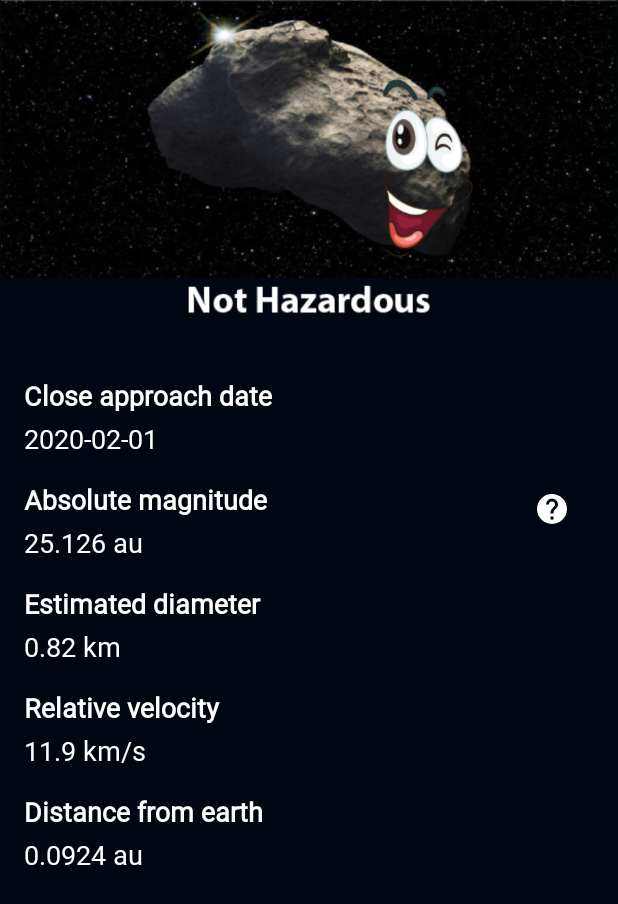
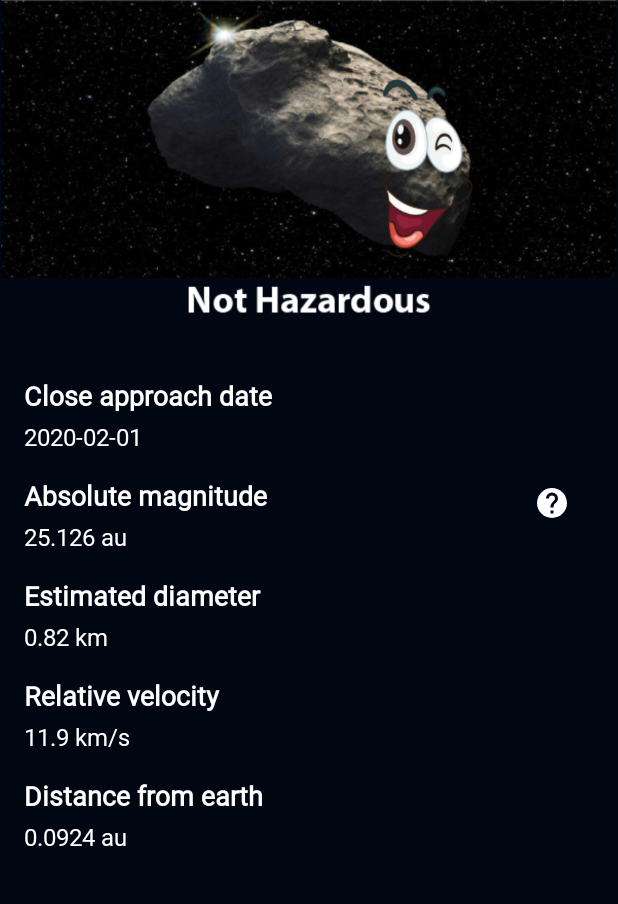
Before and after one commit to theKeval/AstroidRadar, an Android app: the layout fragment_detail.xml on its own in the app's theme, with its tools: preview values and no code run, on a phone screen of 412 x 824 dp. Shown: the top 904 px of the screen. Run offline under Robolectric (Android 15) with nearby library versions, the phone set to English and light mode, and no system bars.

Commit message:
bla bla bla

```diff
--- a/app/src/main/res/layout/asteroid_view.xml
+++ b/app/src/main/res/layout/asteroid_view.xml
@@ -22,7 +22,7 @@
         android:background="@color/app_background"
         android:onClick="@{() -> asteroidCallback.onClicked(asteroid)}"
         android:orientation="horizontal"
-        android:padding="7dp">
+        android:padding="@dimen/padding_regular">
 
         <LinearLayout
             android:layout_width="0dp"
@@ -32,7 +32,7 @@
 
             <TextView
                 android:id="@+id/tv_asteroid_name"
-                style="@style/label_style.asteroid_view"
+                style="@style/label_style.title_label"
                 android:layout_width="match_parent"
                 android:layout_height="wrap_content"
                 android:text="@{asteroid.codename}"
@@ -41,10 +41,9 @@
 
             <TextView
                 android:id="@+id/tv_asteroid_date"
-                style="@style/label_style.asteroid_view"
+                style="@style/label_style.values_label"
                 android:layout_width="match_parent"
                 android:layout_height="wrap_content"
-                android:layout_marginTop="@dimen/margin_small"
                 android:text="@{asteroid.closeApproachDate}"
                 tools:text="Date" />
 
--- a/app/src/main/res/layout/fragment_detail.xml
+++ b/app/src/main/res/layout/fragment_detail.xml
@@ -45,13 +45,13 @@
                     android:orientation="vertical">
 
                     <TextView
-                        style="@style/label_style.detail_screen_label"
+                        style="@style/label_style.title_label"
                         android:layout_width="match_parent"
                         android:layout_height="wrap_content"
                         android:text="@string/close_approach_data_title"/>
 
                     <TextView
-                        style="@style/label_style.detail_screen_values"
+                        style="@style/label_style.values_label"
                         android:id="@+id/close_approach_date"
                         android:layout_width="match_parent"
                         android:layout_height="wrap_content"
@@ -72,13 +72,13 @@
                         android:orientation="vertical">
 
                         <TextView
-                            style="@style/label_style.detail_screen_label"
+                            style="@style/label_style.title_label"
                             android:layout_width="match_parent"
                             android:layout_height="wrap_content"
                             android:text="@string/absolute_magnitude_title"/>
 
                         <TextView
-                            style="@style/label_style.detail_screen_values"
+                            style="@style/label_style.values_label"
                             android:id="@+id/absolute_magnitude"
                             android:layout_width="match_parent"
                             android:layout_height="wrap_content"
@@ -96,13 +96,13 @@
                 </LinearLayout>
 
                 <TextView
-                    style="@style/label_style.detail_screen_label"
+                    style="@style/label_style.title_label"
                     android:layout_width="match_parent"
                     android:layout_height="wrap_content"
                     android:text="@string/estimated_diameter_title" />
 
                 <TextView
-                    style="@style/label_style.detail_screen_values"
+                    style="@style/label_style.values_label"
                     android:id="@+id/estimated_diameter"
                     android:layout_width="match_parent"
                     android:layout_height="wrap_content"
@@ -110,13 +110,13 @@
                     tools:text="0.82 km" />
 
                 <TextView
-                    style="@style/label_style.detail_screen_label"
+                    style="@style/label_style.title_label"
                     android:layout_width="match_parent"
                     android:layout_height="wrap_content"
                     android:text="@string/relative_velocity_title"/>
 
                 <TextView
-                    style="@style/label_style.detail_screen_values"
+                    style="@style/label_style.values_label"
                     android:id="@+id/relative_velocity"
                     android:layout_width="match_parent"
                     android:layout_height="wrap_content"
@@ -124,13 +124,13 @@
                     tools:text="11.9 km/s" />
 
                 <TextView
-                    style="@style/label_style.detail_screen_label"
+                    style="@style/label_style.title_label"
                     android:layout_width="match_parent"
                     android:layout_height="wrap_content"
                     android:text="@string/distance_from_earth_title"/>
 
                 <TextView
-                    style="@style/label_style.detail_screen_values"
+                    style="@style/label_style.values_label"
                     android:id="@+id/distance_from_earth"
                     android:layout_width="match_parent"
                     android:layout_height="wrap_content"
--- a/app/src/main/res/values/dimens.xml
+++ b/app/src/main/res/values/dimens.xml
@@ -8,12 +8,13 @@
     <dimen name="margin_extra_large">64dp</dimen>
 
     <dimen name="padding_regular">10dp</dimen>
+    <dimen name="padding_medium">16dp</dimen>
 
     <dimen name="status_icon_size">50dp</dimen>
     <dimen name="max_edit_text_width">300dp</dimen>
     <dimen name="pod_fixed_height">220dp</dimen>
-    <dimen name="padding_medium">16dp</dimen>
     <dimen name="pod_title_text_size">20sp</dimen>
 
     <dimen name="text_size_regular">18sp</dimen>
+    <dimen name="text_size_small">16sp</dimen>
 </resources>
--- a/app/src/main/res/values/styles.xml
+++ b/app/src/main/res/values/styles.xml
@@ -22,13 +22,14 @@
         <item name="android:layout_marginEnd">@dimen/margin_small</item>
     </style>
 
-    <style name="label_style.detail_screen_label">
+    <style name="label_style.title_label">
         <item name="android:layout_marginTop">@dimen/margin_regular</item>
         <item name="android:textStyle">bold</item>
     </style>
 
-    <style name="label_style.detail_screen_values">
+    <style name="label_style.values_label">
         <item name="android:layout_marginTop">@dimen/margin_extra_small</item>
+        <item name="android:textSize">@dimen/text_size_small</item>
     </style>
 
 
```
